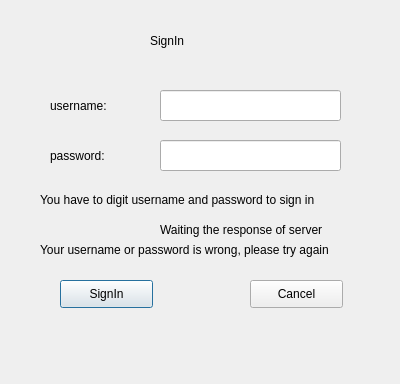
Old version of the form GUI/SymposiumGui/sigin.ui in the repository RickZack/Symposium.
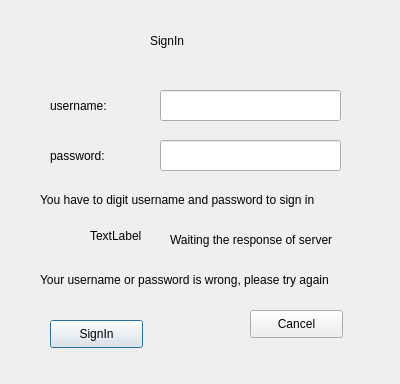
New version of the form.

The edit to the form file:
```diff
--- a/GUI/SymposiumGui/sigin.ui
+++ b/GUI/SymposiumGui/sigin.ui
@@ -68,8 +68,8 @@
   <widget class="QPushButton" name="signin">
    <property name="geometry">
     <rect>
-     <x>60</x>
-     <y>280</y>
+     <x>50</x>
+     <y>320</y>
      <width>93</width>
      <height>28</height>
     </rect>
@@ -82,7 +82,7 @@
    <property name="geometry">
     <rect>
      <x>250</x>
-     <y>280</y>
+     <y>310</y>
      <width>93</width>
      <height>28</height>
     </rect>
@@ -139,8 +139,8 @@
   <widget class="QLabel" name="waiting">
    <property name="geometry">
     <rect>
-     <x>160</x>
-     <y>220</y>
+     <x>170</x>
+     <y>230</y>
      <width>181</width>
      <height>20</height>
     </rect>
@@ -153,7 +153,7 @@
    <property name="geometry">
     <rect>
      <x>40</x>
-     <y>240</y>
+     <y>270</y>
      <width>321</width>
      <height>20</height>
     </rect>
@@ -162,6 +162,19 @@
     <string>Your username or password is wrong, please try again</string>
    </property>
   </widget>
+  <widget class="QLabel" name="gif">
+   <property name="geometry">
+    <rect>
+     <x>90</x>
+     <y>210</y>
+     <width>55</width>
+     <height>51</height>
+    </rect>
+   </property>
+   <property name="text">
+    <string>TextLabel</string>
+   </property>
+  </widget>
  </widget>
  <resources/>
  <connections/>
```
